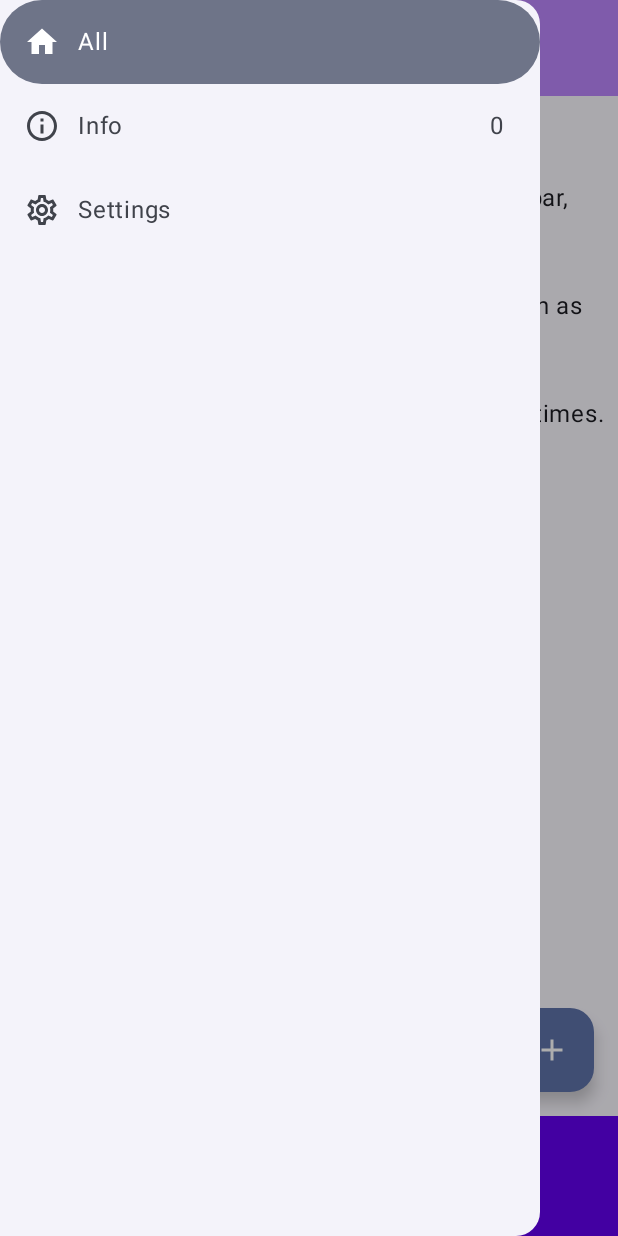
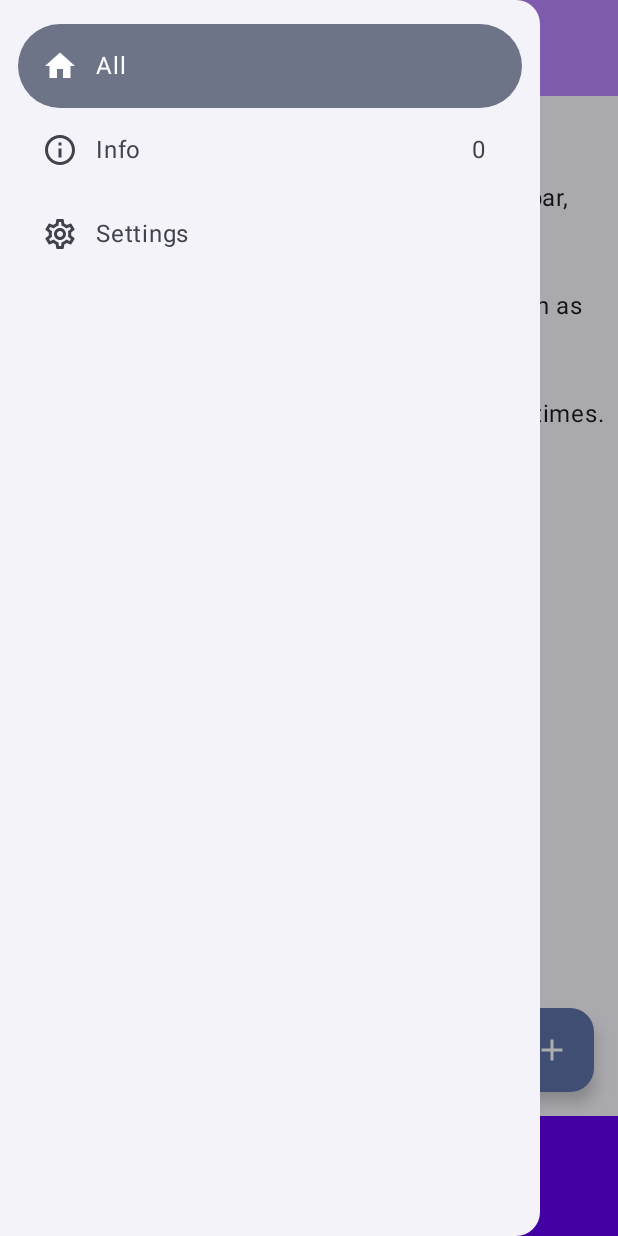
Before and after one commit to faisalmoinuddin99/android_kotlin, an Android app built with Jetpack Compose: the screen it shows after launch (MainActivity), after a tap on "Menu Icon", on a phone screen of 412 x 824 dp. Run offline under Robolectric (Android 15) with nearby library versions, the phone set to English and light mode, and no system bars.

Commit message:
Done with Navigation Drawer | Padding and Hight adjusted

```diff
--- a/Layout_Playground/app/src/main/java/com/example/layout_playground/Screens/ScaffoldExample.kt
+++ b/Layout_Playground/app/src/main/java/com/example/layout_playground/Screens/ScaffoldExample.kt
@@ -2,7 +2,9 @@ package com.example.layout_playground.Screens
 
 import androidx.compose.foundation.layout.Arrangement
 import androidx.compose.foundation.layout.Column
+import androidx.compose.foundation.layout.Spacer
 import androidx.compose.foundation.layout.fillMaxWidth
+import androidx.compose.foundation.layout.height
 import androidx.compose.foundation.layout.padding
 import androidx.compose.material.icons.Icons
 import androidx.compose.material.icons.filled.Add
@@ -22,6 +24,7 @@ import androidx.compose.material3.IconButton
 import androidx.compose.material3.ModalDrawerSheet
 import androidx.compose.material3.ModalNavigationDrawer
 import androidx.compose.material3.NavigationDrawerItem
+import androidx.compose.material3.NavigationDrawerItemDefaults
 import androidx.compose.material3.Scaffold
 import androidx.compose.material3.Text
 import androidx.compose.material3.TopAppBar
@@ -84,6 +87,7 @@ fun MyScaffoldExample() {
     ModalNavigationDrawer(
         drawerContent = {
             ModalDrawerSheet {
+                Spacer(modifier = Modifier.height(16.dp))
                 items.forEachIndexed { index, item ->
                     NavigationDrawerItem(
                         label = {
@@ -91,6 +95,10 @@ fun MyScaffoldExample() {
                         },
                         selected = index == selectedItemIndex,
                         onClick = {
+                            /*
+                            Apply routing here ... like this
+                                navController.navigate(item.route)
+                             */
                             selectedItemIndex = index
                             scope.launch {
                                 drawerState.close()
@@ -110,7 +118,10 @@ fun MyScaffoldExample() {
                                 item.badgeCount = presses
                                 Text(text = item.badgeCount.toString())
                             }
-                        }
+                        },
+                        modifier = Modifier.padding(
+                            NavigationDrawerItemDefaults.ItemPadding
+                        )
                     )
                 }
             }
```
